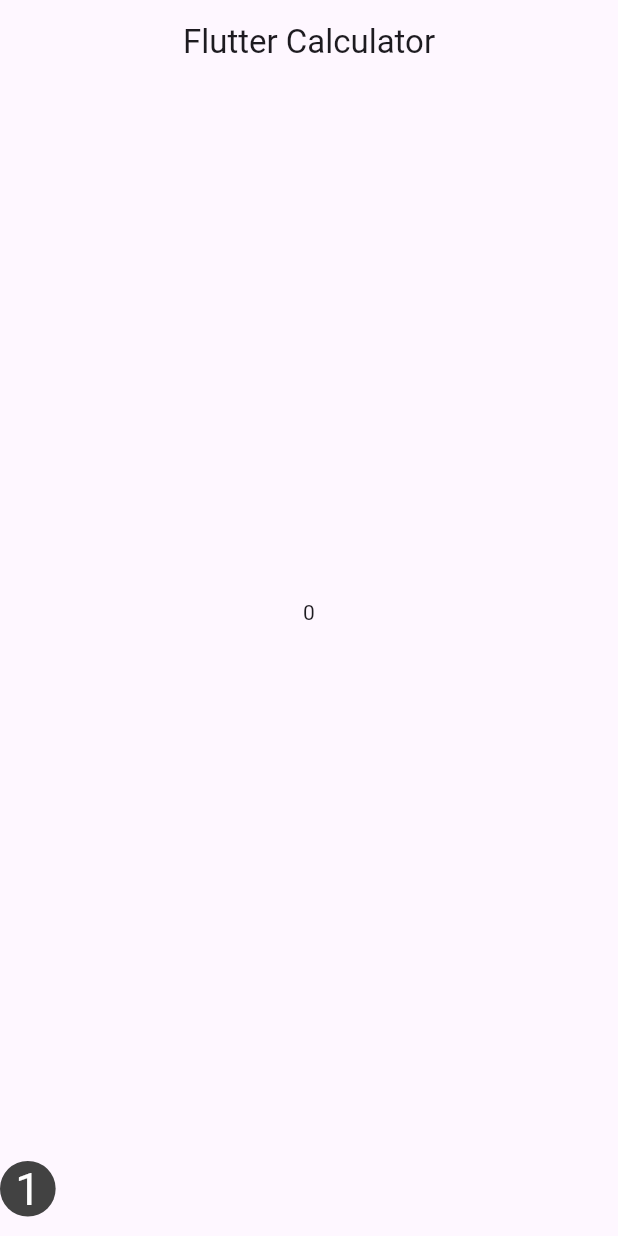
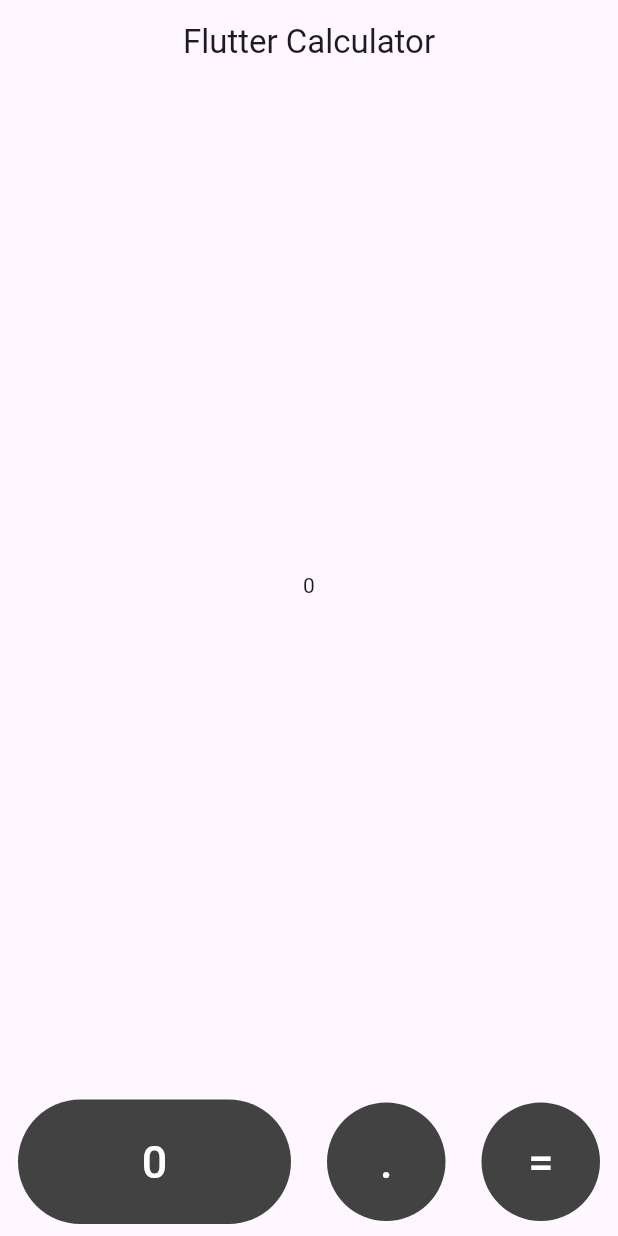
Before and after one commit to KaozhiChen/CalculatorApp, a Flutter app: the screen it shows after launch, on a phone screen of 412 x 824 dp. Run offline on Flutter 3.47's test engine with Material 3 defaults, Android fonts, the phone set to English and light mode, and no system bars.

Commit message:
span two columns button Implement

```diff
--- a/lib/button_widget.dart
+++ b/lib/button_widget.dart
@@ -2,20 +2,31 @@ import 'package:flutter/material.dart';
 
 class ButtonWidget extends StatelessWidget {
   final String label;
+  final int flex;
 
-  const ButtonWidget({required this.label, super.key});
+  const ButtonWidget({required this.label, this.flex = 1, super.key});
 
   @override
   Widget build(BuildContext context) {
-    return GestureDetector(
-      child: Container(
-        padding: const EdgeInsets.all(10),
-        decoration:
-            BoxDecoration(color: Colors.grey[800], shape: BoxShape.circle),
-        child: Center(
-          child: Text(
-            label,
-            style: const TextStyle(color: Colors.white, fontSize: 30),
+    return Expanded(
+      flex: flex,
+      child: TextButton(
+        onPressed: () {},
+        child: Container(
+          padding: const EdgeInsets.all(20),
+          decoration: BoxDecoration(
+              color: Colors.grey[800],
+              borderRadius: flex > 1
+                  ? const BorderRadius.all(Radius.circular(1000.0))
+                  : null,
+              shape: flex > 1 ? BoxShape.rectangle : BoxShape.circle),
+          child: Center(
+            child: Center(
+              child: Text(
+                label,
+                style: const TextStyle(color: Colors.white, fontSize: 30),
+              ),
+            ),
           ),
         ),
       ),
--- a/lib/index.dart
+++ b/lib/index.dart
@@ -28,8 +28,14 @@ class _IndexPageState extends State<IndexPage> {
               )),
               Container(
                 child: const Center(
-                  child: const Row(
-                    children: [ButtonWidget(label: '1')],
+                  child: Row(
+                    children: [
+                      ButtonWidget(label: '0', flex: 2),
+                      ButtonWidget(label: '.'),
+                      ButtonWidget(
+                        label: '=',
+                      )
+                    ],
                   ),
                 ),
               )
```
